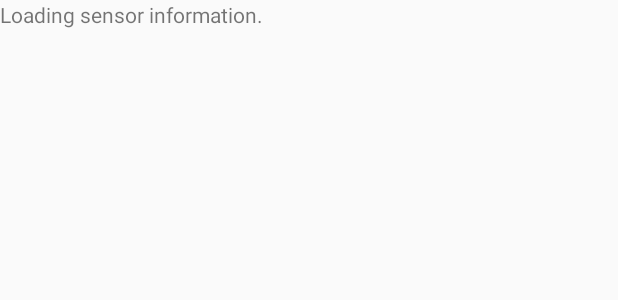
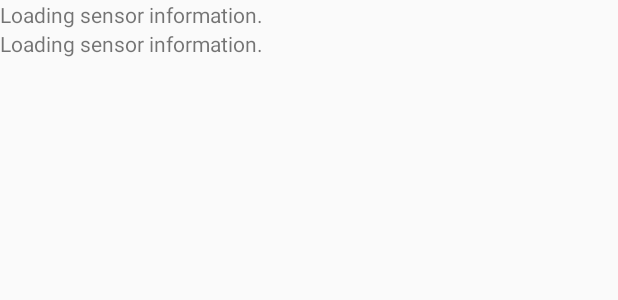
Before and after one commit to cdriehuys/sensor-display, an Android app: the layout activity_main.xml on its own in the app's theme, with its tools: preview values and no code run, on a phone screen of 412 x 824 dp. Shown: the top 300 px of the screen. Run offline under Robolectric (Android 15) with nearby library versions, the light colour scheme and no system bars.

Commit message:
Connect sensor info view to sensor data.

```diff
--- a/app/src/main/java/com/chathandriehuys/sensordisplay/SensorInfoView.java
+++ b/app/src/main/java/com/chathandriehuys/sensordisplay/SensorInfoView.java
@@ -2,11 +2,22 @@ package com.chathandriehuys.sensordisplay;
 
 import android.content.Context;
 import android.content.res.Resources;
+import android.hardware.Sensor;
+import android.hardware.SensorManager;
 import android.support.annotation.Nullable;
 import android.util.AttributeSet;
 
+import java.util.Locale;
+
 
 public class SensorInfoView extends android.support.v7.widget.AppCompatTextView {
+    private static final String INFO_FORMAT =
+            "'%s' is present\n  - Range: %f\n  - Resolution: %f\n  - Delay: %d";
+
+    private Resources resources;
+
+    private Sensor sensor;
+
     public SensorInfoView(Context context) {
         super(context);
 
@@ -32,9 +43,29 @@ public class SensorInfoView extends android.support.v7.widget.AppCompatTextView
         init();
     }
 
+    public void setSensorType(int sensorType) {
+        SensorManager manager = (SensorManager) getContext().getSystemService(Context.SENSOR_SERVICE);
+        sensor = manager.getDefaultSensor(sensorType);
+
+        if (sensor != null) {
+            setText(String.format(
+                    Locale.US,
+                    INFO_FORMAT,
+                    sensor.getName(),
+                    sensor.getMaximumRange(),
+                    sensor.getResolution(),
+                    sensor.getMinDelay()));
+        } else {
+            setText(resources.getString(R.string.sensor_info_not_found));
+        }
+    }
+
+    /**
+     * Initialize the view to display some loading text.
+     */
     private void init() {
-        Resources r = getResources();
+        resources = getResources();
 
-        setText(r.getString(R.string.loading_sensor_info));
+        setText(resources.getString(R.string.sensor_info_loading));
     }
 }
--- a/app/src/main/res/layout/activity_main.xml
+++ b/app/src/main/res/layout/activity_main.xml
@@ -2,10 +2,17 @@
 
 <LinearLayout xmlns:android="http://schemas.android.com/apk/res/android"
     android:layout_height="match_parent"
-    android:layout_width="match_parent">
+    android:layout_width="match_parent"
+    android:orientation="vertical">
 
     <com.chathandriehuys.sensordisplay.SensorInfoView
+        android:id="@+id/accelerometer_info"
         android:layout_width="wrap_content"
         android:layout_height="wrap_content" />
 
+    <com.chathandriehuys.sensordisplay.SensorInfoView
+        android:id="@+id/proximity_info"
+        android:layout_height="wrap_content"
+        android:layout_width="wrap_content" />
+
 </LinearLayout>
--- a/app/src/main/res/values/strings.xml
+++ b/app/src/main/res/values/strings.xml
@@ -1,4 +1,5 @@
 <resources>
     <string name="app_name">SensorDisplay</string>
-    <string name="loading_sensor_info">Loading sensor information.</string>
+    <string name="sensor_info_loading">Loading sensor information.</string>
+    <string name="sensor_info_not_found">No sensor found.</string>
 </resources>
```
Also changed, not shown: app/src/main/java/com/chathandriehuys/sensordisplay/MainActivity.java (+7 -0 lines).
